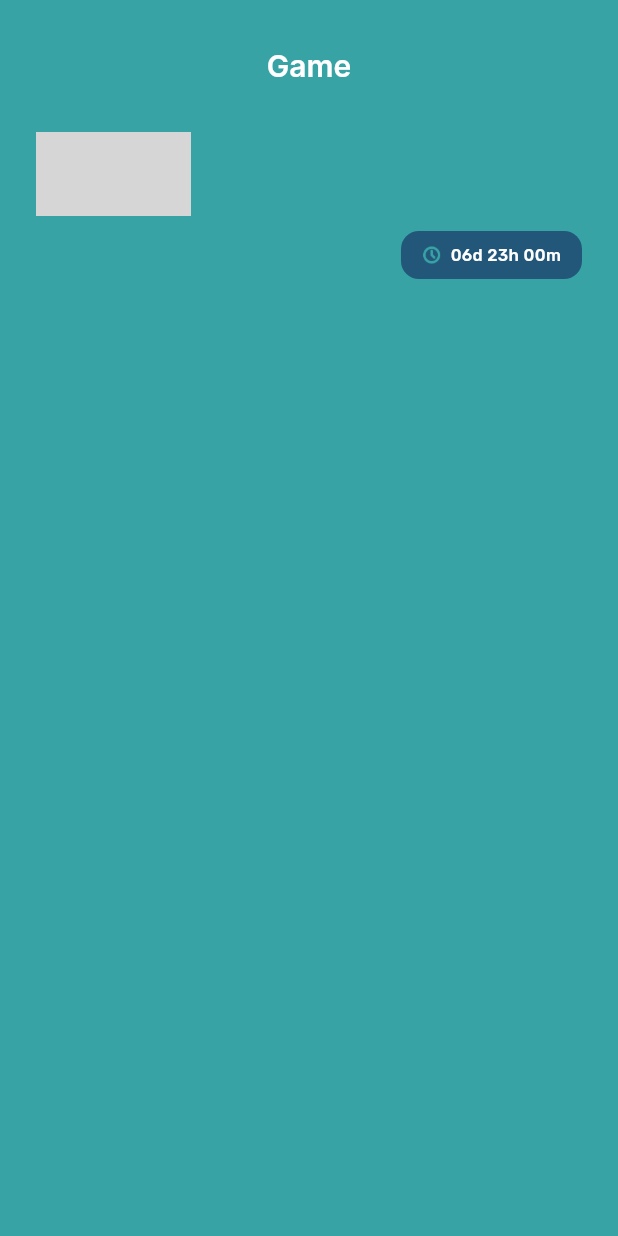
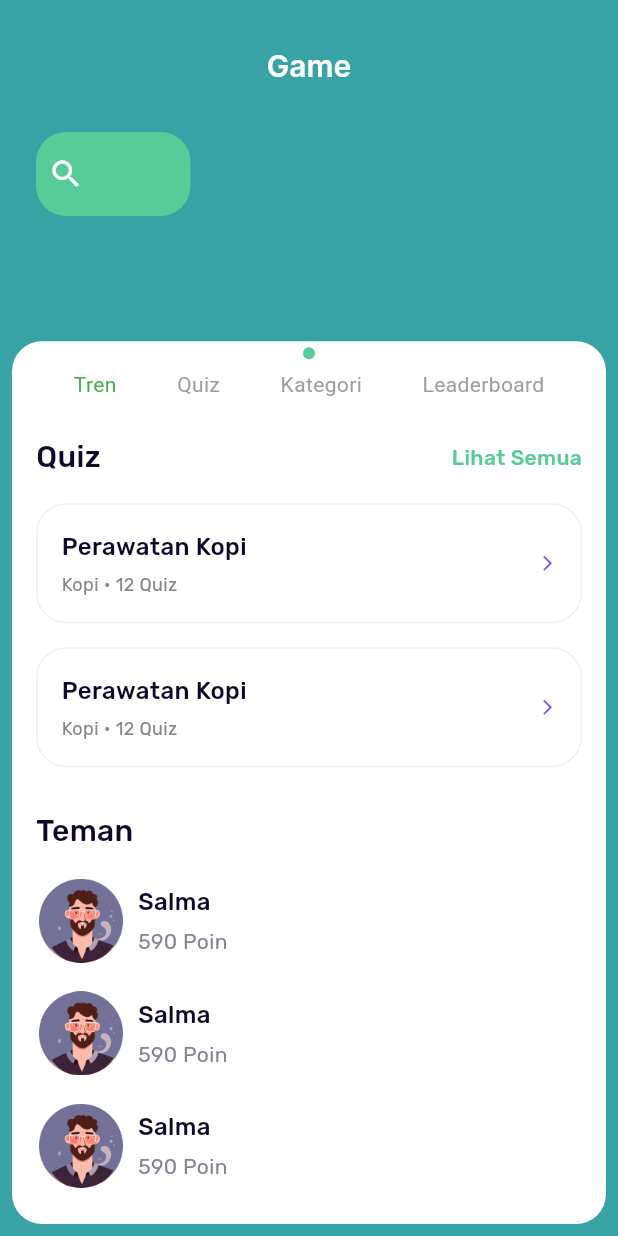
Before and after one commit to fuadadhim24/gamifiy_traceability_coffee, a Flutter app: the screen it shows after launch, on a phone screen of 412 x 824 dp. Run offline on Flutter 3.47's test engine with Material 3 defaults, Android fonts, the phone set to English and light mode, and no system bars; our stand-ins replace get, google_fonts, sliding_up_panel; grey boxes are pictures that could not be loaded.

Commit message:
feat: add fe gamePage

```diff
--- a/lib/shared/theme.dart
+++ b/lib/shared/theme.dart
@@ -11,6 +11,7 @@ Color txtGreyColor = const Color(0xff858494);
 Color orangeColor = const Color(0xffFFB380);
 Color darkOrangeColor = const Color(0xffFF9B57);
 Color darkBlueColor = const Color(0xff22577A);
+Color purpleColor = const Color(0xff6A5AE0);
 
 TextStyle WhiteInterTextStyle = GoogleFonts.inter(
   color: whiteBackgroundColor,
--- a/lib/ui/pages/game_page.dart
+++ b/lib/ui/pages/game_page.dart
@@ -1,9 +1,11 @@
 import 'package:flutter/material.dart';
 import 'package:flutter/rendering.dart';
+import 'package:flutter/widgets.dart';
 import 'package:gamify_traceability_coffee/shared/theme.dart';
 import 'package:gamify_traceability_coffee/ui/widgets/card.dart';
 import 'package:sliding_up_panel/sliding_up_panel.dart';
 import 'package:gamify_traceability_coffee/ui/widgets/avatar.dart';
+import 'package:get/get.dart';
 
 class GamePage extends StatefulWidget {
   const GamePage({super.key});
@@ -13,13 +15,7 @@ class GamePage extends StatefulWidget {
 }
 
 class _GamePageState extends State<GamePage> {
-  bool isMingguan = true;
-
-  void toggleCategorize() {
-    setState(() {
-      isMingguan = !isMingguan;
-    });
-  }
+  String currentCategory = 'Tren';
 
   @override
   Widget build(BuildContext context) {
@@ -43,35 +39,56 @@ class _GamePageState extends State<GamePage> {
 
   Widget buildContentCard() {
     return Container(
+      margin: EdgeInsets.only(bottom: 8),
+      padding: EdgeInsets.symmetric(
+        horizontal: 16,
+        vertical: 4,
+      ),
+      height: MediaQuery.of(context).size.height / 1.4,
+      width: double.infinity,
       decoration: BoxDecoration(
         color: whiteBackgroundColor,
+        borderRadius: BorderRadius.all(
+          Radius.circular(20),
+        ),
       ),
       child: Column(
-        children: [],
+        children: [
+          Container(
+            width: 8,
+            height: 8,
+            decoration: BoxDecoration(
+              shape: BoxShape.circle,
+              color: greenLightColor,
+            ),
+          ),
+          buildTopNavigationToggle(),
+          SizedBox(
+            height: 24,
+          ),
+          buildQuizContent(),
+          SizedBox(
+            height: 24,
+          ),
+          buildFriendsContent(),
+        ],
       ),
     );
   }
 
   Widget buildBodyPage() {
     return Container(
-      margin: EdgeInsets.symmetric(horizontal: 24),
-      decoration: BoxDecoration(
-        color: greenBackgroundColor,
-      ),
+      height: double.infinity,
+      margin: EdgeInsets.symmetric(horizontal: 8),
       child: Column(
+        mainAxisAlignment: MainAxisAlignment.spaceBetween,
         crossAxisAlignment: CrossAxisAlignment.start,
         children: [
           buildSearch(),
           SizedBox(
-            height: 10,
+            height: 30,
           ),
-          Row(
-            mainAxisAlignment: MainAxisAlignment.end,
-            children: [
-              buildTime(),
-            ],
-          ),
-          buildContentCard()
+          buildContentCard(),
         ],
       ),
     );
@@ -79,29 +96,31 @@ class _GamePageState extends State<GamePage> {
 
   Widget buildTopNavigationToggle() {
     return Container(
-      margin: EdgeInsets.symmetric(horizontal: 7),
-      height: 38,
+      margin: EdgeInsets.only(
+        top: 7,
+        left: 7,
+        right: 7,
+      ),
+      padding: EdgeInsets.symmetric(horizontal: 8),
+      height: 20,
       child: Row(
-        mainAxisAlignment: MainAxisAlignment.center,
+        mainAxisAlignment: MainAxisAlignment.spaceAround,
+        crossAxisAlignment: CrossAxisAlignment.center,
         children: [
           InkWell(
-            onTap: toggleCategorize,
-            child: AnimatedContainer(
-              duration: Duration(milliseconds: 300),
-              width: MediaQuery.of(context).size.width / 2 - 44,
-              decoration: BoxDecoration(
-                color: isMingguan ? greenLightColor : greenBackgroundColor,
-                borderRadius: BorderRadius.circular(16),
-              ),
+            onTap: () => toggleCategorize('Tren'),
+            child: Container(
               child: Center(
                 child: Text(
-                  'Mingguan',
-                  style: isMingguan
-                      ? WhiteRubikTextStyle.copyWith(
-                          fontSize: 16,
+                  'Tren',
+                  style: currentCategory == 'Tren'
+                      ? TextStyle(
+                          color: Colors.green, // Teks hijau jika aktif
+                          fontSize: 14,
                         )
-                      : GreenRubikTextStyle.copyWith(
-                          fontSize: 16,
+                      : TextStyle(
+                          color: Colors.grey, // Teks abu-abu jika tidak aktif
+                          fontSize: 14,
                         ),
                 ),
               ),
@@ -111,23 +130,65 @@ class _GamePageState extends State<GamePage> {
             height: 4,
           ),
           InkWell(
-            onTap: toggleCategorize,
-            child: AnimatedContainer(
-              duration: Duration(milliseconds: 300),
-              width: MediaQuery.of(context).size.width / 2 - 44,
-              decoration: BoxDecoration(
-                color: isMingguan ? greenBackgroundColor : greenLightColor,
-                borderRadius: BorderRadius.circular(16),
-              ),
+            onTap: () => toggleCategorize('Quiz'),
+            child: Container(
               child: Center(
                 child: Text(
-                  'Semua',
-                  style: isMingguan
-                      ? GreenRubikTextStyle.copyWith(
-                          fontSize: 16,
+                  'Quiz',
+                  style: currentCategory == 'Quiz'
+                      ? TextStyle(
+                          color: Colors.green,
+                          fontSize: 14,
                         )
-                      : WhiteRubikTextStyle.copyWith(
-                          fontSize: 16,
+                      : TextStyle(
+                          color: Colors.grey,
+                          fontSize: 14,
+                        ),
+                ),
+              ),
+            ),
+          ),
+          SizedBox(
+            height: 4,
+          ),
+          InkWell(
+            onTap: () => toggleCategorize('Kategori'),
+            child: Container(
+              child: Center(
+                child: Text(
+                  'Kategori',
+                  style: currentCategory == 'Kategori'
+                      ? TextStyle(
+                          color: Colors.green,
+                          fontSize: 14,
+                        )
+                      : TextStyle(
+                          color: Colors.grey,
+                          fontSize: 14,
+                        ),
+                ),
+              ),
+            ),
+          ),
+          SizedBox(
+            height: 4,
+          ),
+          GestureDetector(
+            onTap: () {
+              Get.toNamed('/leaderboard');
+            },
+            child: Container(
+              child: Center(
+                child: Text(
+                  'Leaderboard',
+                  style: currentCategory == 'Leaderboard'
+                      ? TextStyle(
+                          color: Colors.green,
+                          fontSize: 14,
+                        )
+                      : TextStyle(
+                          color: Colors.grey,
+                          fontSize: 14,
                         ),
                 ),
               ),
@@ -141,6 +202,8 @@ class _GamePageState extends State<GamePage> {
   Widget buildSearch() {
     return Container(
       height: 56,
+      margin: EdgeInsets.symmetric(horizontal: 16),
+      padding: EdgeInsets.all(8),
       width: MediaQuery.of(context).size.width / 4,
       decoration: BoxDecoration(
         color: greenLightColor,
@@ -148,119 +211,147 @@ class _GamePageState extends State<GamePage> {
           Radius.circular(20),
         ),
       ),
-      child: Center(
-        child: ,
-      ),
-    );
-  }
-
-  Widget buildTime() {
-    return Container(
-      decoration: BoxDecoration(
-        color: darkBlueColor,
-        borderRadius: BorderRadius.circular(12),
-      ),
-      padding: EdgeInsets.symmetric(horizontal: 14, vertical: 8),
       child: Row(
-        mainAxisAlignment: MainAxisAlignment.spaceBetween,
+        crossAxisAlignment: CrossAxisAlignment.center,
         children: [
-          Image.asset(
-            'assets/ic_time.png',
-            width: 13,
-          ),
-          SizedBox(
-            width: 6,
-          ),
-          Text(
-            '06d 23h 00m',
-            style: WhiteRubikTextStyle.copyWith(
-              fontWeight: medium,
-              fontSize: 11,
-            ),
+          Icon(
+            Icons.search,
+            color: whiteBackgroundColor,
+            size: 24,
           ),
         ],
       ),
     );
   }
 
-  Widget buildRanks() {
+  Widget buildQuizContent() {
     return Container(
-      child: Row(
-        crossAxisAlignment: CrossAxisAlignment.end,
+      child: Column(
         children: [
-          buildRank(3, 2, 'Ipin', '1.252'),
-          buildRank(1, 1, 'Upin', '1.321'),
-          buildRank(6, 3, 'Mail', '1.076'),
+          Row(
+            mainAxisAlignment: MainAxisAlignment.spaceBetween,
+            children: [
+              Text(
+                'Quiz',
+                style: BlackRubikTextStyle.copyWith(
+                  fontSize: 20,
+                  fontWeight: medium,
+                ),
+              ),
+              Text(
+                'Lihat Semua',
+                style: GreenRubikTextStyle.copyWith(
+                  fontSize: 14,
+                  fontWeight: medium,
+                ),
+              ),
+            ],
+          ),
+          SizedBox(
+            height: 16,
+          ),
+          Container(
+            height: 180,
+            child: listBuilderQuiz(),
+          ),
         ],
       ),
     );
   }
 
-  Widget buildRank(numberAvatar, numberRank, name, point) {
-    return Column(
-      mainAxisAlignment: MainAxisAlignment.end,
+  Widget listBuilderQuiz() {
+    return ListView.builder(
+      itemCount: 4,
+      shrinkWrap: true,
+      itemBuilder: (context, index) {
+        return buildQuizCard();
+      },
+    );
+  }
+
+  Widget buildQuizCard() {
+    return Container(
+      margin: EdgeInsets.only(bottom: 16),
+      padding: EdgeInsets.symmetric(
+        vertical: 12,
+        horizontal: 16,
+      ),
+      height: 80,
+      decoration: BoxDecoration(
+        borderRadius: BorderRadius.circular(20),
+        border: Border.all(color: greyBackgroundColor),
+      ),
+      child: Row(
+        crossAxisAlignment: CrossAxisAlignment.center,
+        mainAxisAlignment: MainAxisAlignment.spaceBetween,
         children: [
-        AvatarProfile(numberAvatar: numberAvatar),
           Column(
-          mainAxisAlignment: MainAxisAlignment.end,
+            mainAxisAlignment: MainAxisAlignment.spaceEvenly,
+            crossAxisAlignment: CrossAxisAlignment.start,
             children: [
-            SizedBox(
-              height: 8,
+              Text(
+                'Perawatan Kopi',
+                style: BlackRubikTextStyle.copyWith(
+                  fontSize: 16,
+                  fontWeight: medium,
                 ),
-            Container(
-              height: 24,
-              padding: EdgeInsets.symmetric(horizontal: 10),
-              decoration: BoxDecoration(
-                color: greenLightenColor,
-                borderRadius: BorderRadius.all(Radius.circular(5)),
               ),
-              child: Center(
-                child: Text(
-                  name,
-                  style: DarkBlueRubikTextStyle.copyWith(
-                    fontWeight: medium,
+              Text(
+                'Kopi • 12 Quiz',
+                style: GreyRubikTextStyle.copyWith(
                   fontSize: 12,
                 ),
               ),
+            ],
+          ),
+          Transform.rotate(
+            angle: 3.14,
+            child: Icon(
+              Icons.arrow_back_ios_new_outlined,
+              color: purpleColor,
+              size: 12,
+            ),
+          )
+        ],
+      ),
+    );
+  }
+
+  Widget buildFriendsContent() {
+    return Container(
+      child: Column(
+        children: [
+          Row(
+            mainAxisAlignment: MainAxisAlignment.start,
+            children: [
+              Text(
+                'Teman',
+                style: BlackRubikTextStyle.copyWith(
+                  fontSize: 20,
+                  fontWeight: medium,
                 ),
               ),
-            SizedBox(
-              height: 4,
-            ),
-            Container(
-              height: 18,
-              padding: EdgeInsets.symmetric(
-                horizontal: 14,
-              ),
-              decoration: BoxDecoration(
-                color: greenLightColor,
-                borderRadius: BorderRadius.all(Radius.circular(5)),
-              ),
-              child: Center(
-                child: Text(
-                  point,
-                  style: WhiteRubikTextStyle.copyWith(
-                    fontWeight: medium,
-                    fontSize: 12,
-                  ),
-                ),
-              ),
+            ],
           ),
           SizedBox(
             height: 16,
           ),
-            Image.asset(
-              getImageRankPath(numberRank),
-              width: (MediaQuery.of(context).size.width - 48) / 3,
+          Container(
+            height: 210,
+            child: listBuilderAvatar(),
           ),
-            numberRank != 3
-                ? SizedBox(
-                    height: 20,
-                  )
-                : SizedBox(),
         ],
-        )
-      ],
+      ),
+    );
+  }
+
+  Widget listBuilderAvatar() {
+    return ListView.builder(
+      itemCount: 4,
+      shrinkWrap: true,
+      itemBuilder: (context, index) {
+        return AvatarNonCard();
+      },
     );
   }
 
@@ -276,4 +367,10 @@ class _GamePageState extends State<GamePage> {
         return '';
     }
   }
+
+  void toggleCategorize(String category) {
+    setState(() {
+      currentCategory = category;
+    });
   }
+}
--- a/lib/ui/widgets/card.dart
+++ b/lib/ui/widgets/card.dart
@@ -76,3 +76,58 @@ class _AvatarCardState extends State<AvatarCard> {
     );
   }
 }
+
+class AvatarNonCard extends StatefulWidget {
+  const AvatarNonCard({super.key});
+
+  @override
+  State<AvatarNonCard> createState() => _AvatarNonCardState();
+}
+
+class _AvatarNonCardState extends State<AvatarNonCard> {
+  @override
+  Widget build(BuildContext context) {
+    return Container(
+      width: double.infinity,
+      height: 75,
+      padding: EdgeInsets.only(
+        bottom: 16,
+        right: MediaQuery.of(context).size.width / 3,
+      ),
+      decoration: BoxDecoration(
+        color: whiteBackgroundColor,
+        borderRadius: BorderRadius.circular(20),
+      ),
+      child: Row(
+        mainAxisAlignment: MainAxisAlignment.start,
+        children: [
+          SizedBox(
+            width: 2,
+          ),
+          AvatarProfile(numberAvatar: 1),
+          SizedBox(
+            width: 10,
+          ),
+          Column(
+            mainAxisAlignment: MainAxisAlignment.center,
+            crossAxisAlignment: CrossAxisAlignment.start,
+            children: [
+              Text(
+                'Salma',
+                style: BlackRubikTextStyle.copyWith(
+                    fontWeight: medium, fontSize: 16),
+              ),
+              SizedBox(
+                height: 5,
+              ),
+              Text(
+                '590 Poin',
+                style: GreyRubikTextStyle.copyWith(fontSize: 14),
+              ),
+            ],
+          ),
+        ],
+      ),
+    );
+  }
+}
```
Lines whose indentation alone changed are shown as unchanged.
